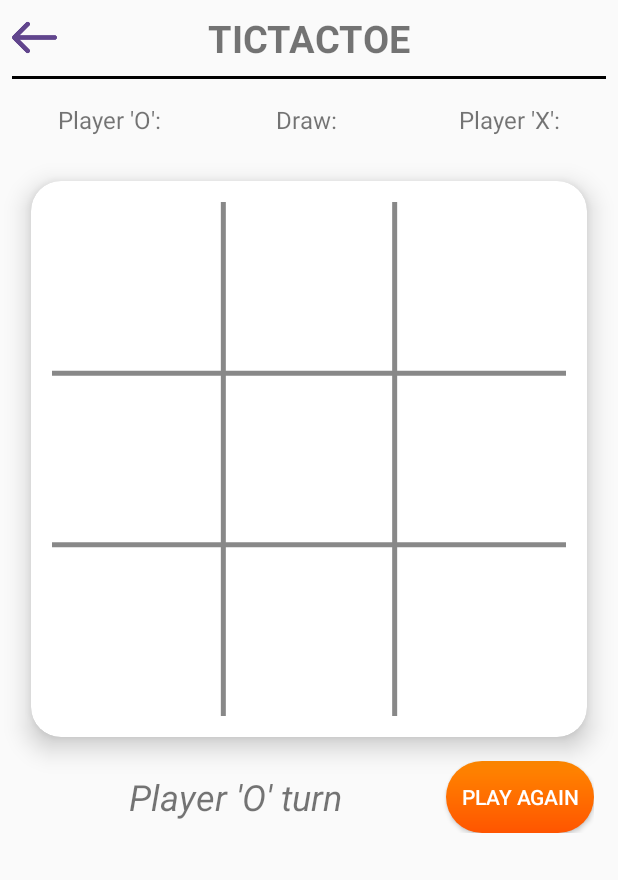
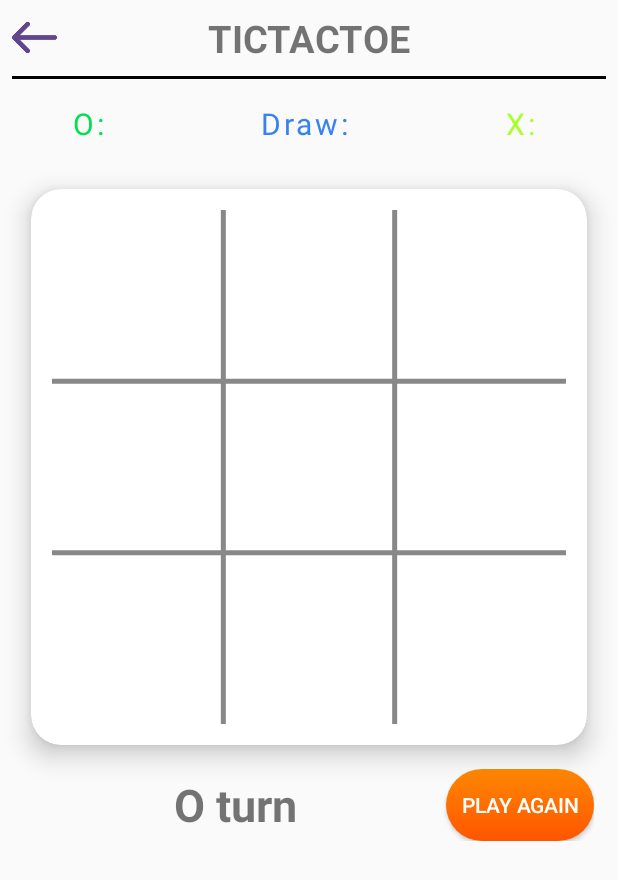
Before and after one commit to Zhong0118/calculatorSuper, an Android app: the jing screen opened directly, with no data from a screen before it, on a phone screen of 412 x 824 dp. Shown: the top 880 px of the screen. Run offline under Robolectric (Android 15) with nearby library versions, the phone set to English and light mode, and no system bars.

Commit message:
井字棋结束

```diff
--- a/app/src/main/res/layout/activity_jing.xml
+++ b/app/src/main/res/layout/activity_jing.xml
@@ -44,8 +44,10 @@
             android:layout_height="wrap_content"
             android:layout_weight="1"
             android:gravity="center"
-            android:text="Player 'O':"
-            android:textSize="16sp" />
+            android:text="O: "
+            android:textColor="@color/aqua"
+            android:textSize="20sp"
+            android:letterSpacing="0.1"/>
 
         <TextView
             android:id="@+id/draw"
@@ -54,7 +56,9 @@
             android:layout_weight="1"
             android:gravity="center"
             android:text="Draw: "
-            android:textSize="16sp" />
+            android:textColor="@color/blue_custom"
+            android:textSize="20sp"
+            android:letterSpacing="0.1"/>
 
         <TextView
             android:id="@+id/playerX"
@@ -62,8 +66,10 @@
             android:layout_height="wrap_content"
             android:layout_weight="1"
             android:gravity="center"
-            android:text="Player 'X':"
-            android:textSize="16sp" />
+            android:text="X: "
+            android:textColor="@color/greenish_yellow"
+            android:textSize="20sp"
+            android:letterSpacing="0.1"/>
     </LinearLayout>
 
     <androidx.cardview.widget.CardView
@@ -113,9 +119,9 @@
             android:layout_weight="1"
             android:fontFamily="sans-serif"
             android:gravity="center"
-            android:text="Player 'O' turn"
-            android:textSize="24sp"
-            android:textStyle="italic" />
+            android:text="O turn"
+            android:textSize="30sp"
+            android:textStyle="bold" />
 
         <Button
             android:id="@+id/playButton"
```
Also changed, not shown: app/src/main/java/com/example/superjjj/jing.java (+5 -5 lines), app/src/main/java/com/example/superjjj/util/TicTacToeBoardView.java (+54 -26 lines), app/src/main/java/com/example/superjjj/util/TicTacToeWinView.java (deleted, +0 -81 lines).
